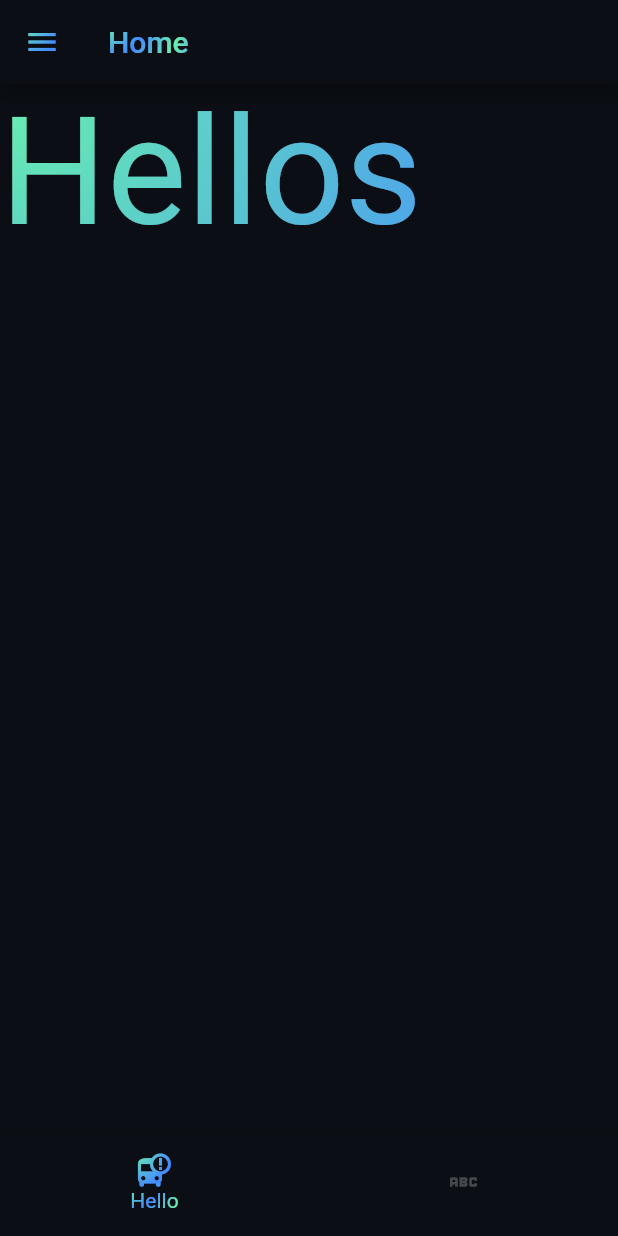
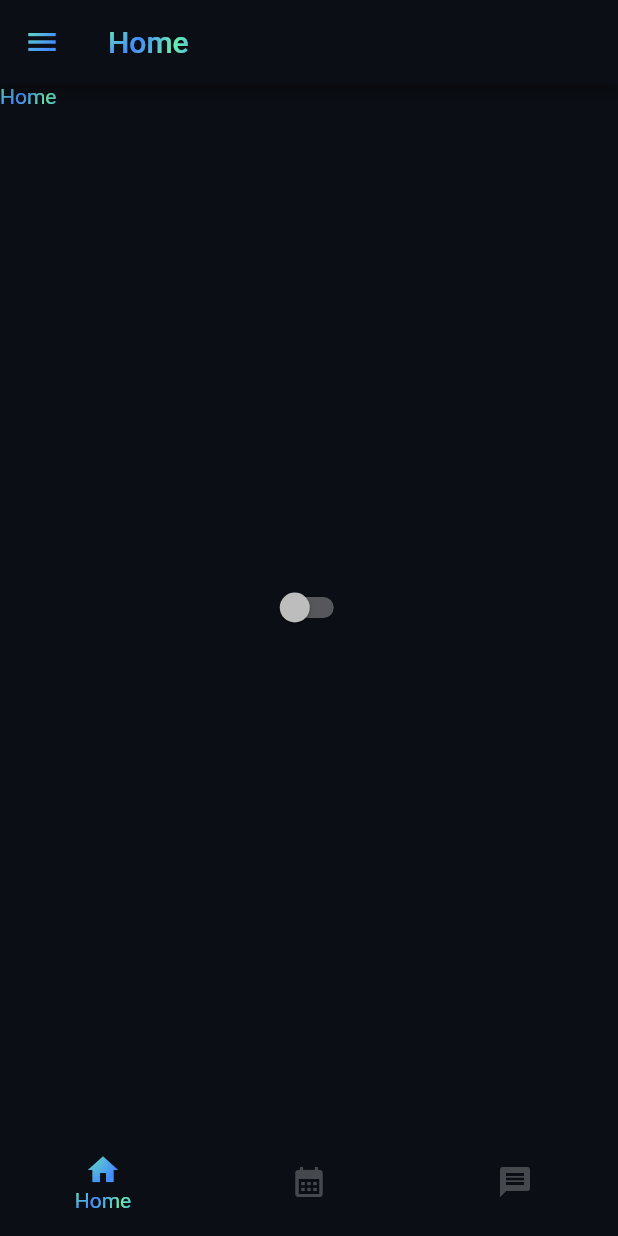
Before and after one commit to Root-Time/SchoolApp, a Flutter app: the screen it shows after launch, in the side drawer, after a tap on the "menu" icon, on a phone screen of 412 x 824 dp. Run offline on Flutter 3.47's test engine with Material 2 defaults, Android fonts, the phone set to English and light mode, and no system bars; our stand-ins replace rxdart.

Commit message:
Started StundenPlan, Creates Message Tab

```diff
--- a/lib/components/drawer.dart
+++ b/lib/components/drawer.dart
@@ -1,4 +1,6 @@
 import 'package:flutter/material.dart';
+import 'package:schule/widget/container.dart';
+import 'package:schule/widget/display.dart';
 
 import '../module/modulehandler.dart';
 
@@ -10,17 +12,36 @@ class MyDrawer extends StatelessWidget {
   @override
   Widget build(BuildContext context) {
     return SizedBox(
-      width: 50,
+      width: 75,
       child: Drawer(
         child: ListView(
           children: <Widget>[
             for (int i = 0; i < modules.length; i++)
-              ListTile(
-                title: modules[i].icon,
-                onTap: () {
-                  Navigator.pop(context);
-                  ModuleHandler.setModule(modules[i]);
-                },
+              Center(
+                child: SizedBox(
+                  width: 75,
+                  height: 75,
+                  child: Container(
+                    decoration: debugBorder,
+                    child: IconButton(
+                      icon: MyIcon(
+                        modules[i].icondata,
+                        size: 50,
+                      ),
+                      onPressed: () {
+                        Navigator.pop(context);
+                        ModuleHandler.setModule(modules[i]);
+                      },
+                    ),
+                    // child: ListTile(
+                    //   title: modules[i].icon,
+                    //   onTap: () {
+                    //     Navigator.pop(context);
+                    //     ModuleHandler.setModule(modules[i]);
+                    //   },
+                    // ),
+                  ),
+                ),
               ),
           ],
         ),
--- a/lib/module/home/home.dart
+++ b/lib/module/home/home.dart
@@ -1,24 +1,60 @@
 import 'package:flutter/material.dart';
+import 'package:schule/module/home/stundenplan.dart';
 
 import '../../components/app_bar.dart';
 import '../../components/bottom_app_bar.dart';
 import '../../widget/display.dart';
 import '../modulehandler.dart';
 
-//
 Module home = Module(
-  // name: 'Home',
-  appBar: const MyAppBar(title: "Home"),
   icondata: Icons.home,
-  bottomAppBar: const MyBottomNavigationBar(
-    icon: [Icons.bus_alert, Icons.abc],
-    title: ["Hello", "Hallo2"],
-  ),
-  pages: [
-    const MyText(
-      "Hellos",
-      style: TextStyle(fontSize: 100),
-    ),
-    ModuleHandler.page
-  ],
+  appBar: appBar,
+  bottomAppBar: myBottomNavigationBar,
+  pages: pages,
 );
+
+MyAppBar appBar = const MyAppBar(
+  title: "Home",
+);
+
+MyBottomNavigationBar myBottomNavigationBar = const MyBottomNavigationBar(
+  icon: [Icons.home, Icons.calendar_month, Icons.message],
+  title: ["Home", "Stundenplan", "Nachrichten"],
+);
+
+List pages = [
+  const HomePage(),
+  const TimeTable(),
+  const Center(child: MyText("Nachrichten")),
+];
+
+class HomePage extends StatefulWidget {
+  const HomePage({Key? key}) : super(key: key);
+
+  @override
+  State<HomePage> createState() => _HomePageState();
+}
+
+class _HomePageState extends State<HomePage> {
+  bool _isSwitched = false;
+
+  @override
+  Widget build(BuildContext context) {
+    return Scaffold(
+        body: Stack(
+      children: [
+        const MyText("Home"),
+        Center(
+          child: Switch(
+              activeColor: Colors.blue,
+              value: _isSwitched,
+              onChanged: (value) {
+                setState(() {
+                  _isSwitched = value;
+                });
+              }),
+        ),
+      ],
+    ));
+  }
+}
```
Also changed, not shown: lib/module/home/stundenplan.dart (+90 -13 lines), lib/module/modulehandler.dart (+17 -59 lines).
